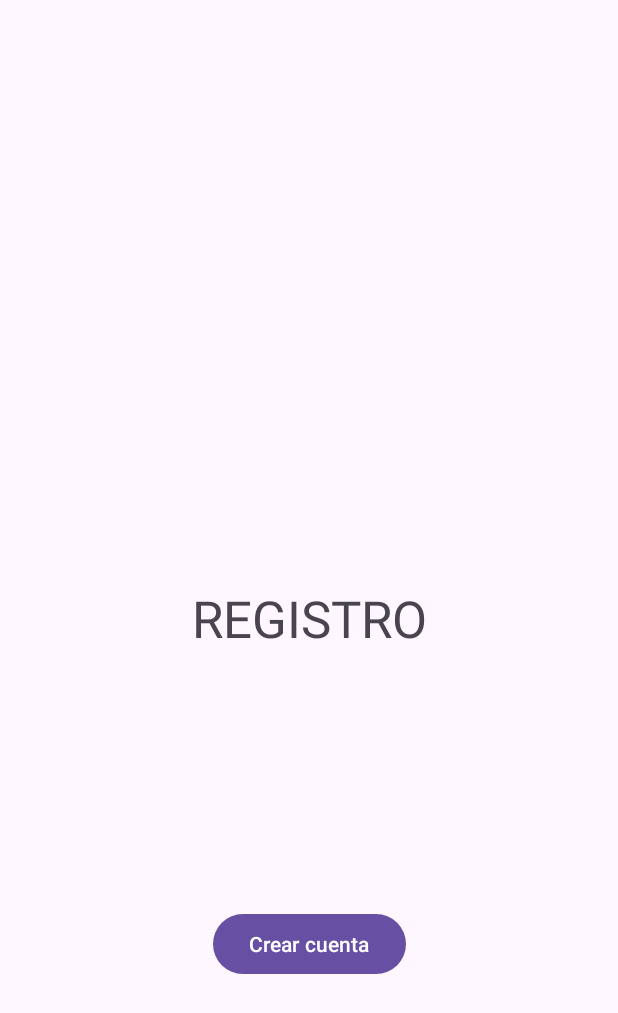
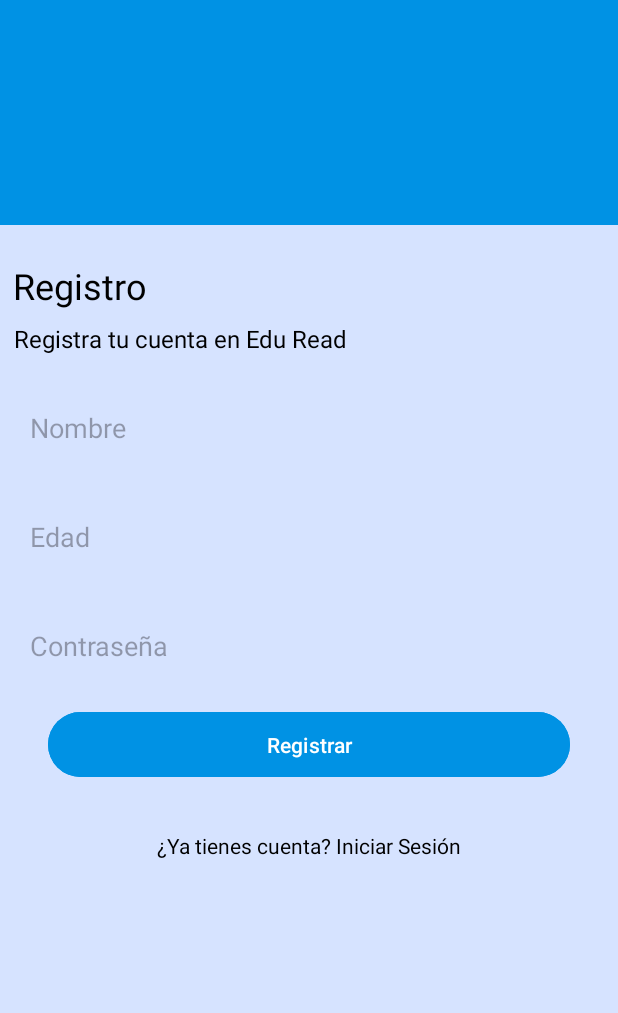
Before and after one commit to alisoben/ProyectoMovil_EduRead, an Android app: the RegisterActivity screen opened directly, with no data from a screen before it, on a phone screen of 412 x 824 dp. Shown: the top 1013 px of the screen. Run offline under Robolectric (Android 15) with nearby library versions, the phone set to English and light mode, and no system bars.

Commit message:
Fix: Register xml

```diff
--- a/app/src/main/java/com/example/eduread/ui/view/RegisterActivity.kt
+++ b/app/src/main/java/com/example/eduread/ui/view/RegisterActivity.kt
@@ -1,6 +1,11 @@
 package com.example.eduread.ui.view
 
+import android.content.Intent
 import android.os.Bundle
+import android.widget.Button
+import android.widget.EditText
+import android.widget.TextView
+import android.widget.Toast
 import androidx.activity.enableEdgeToEdge
 import androidx.appcompat.app.AppCompatActivity
 import androidx.core.view.ViewCompat
@@ -12,10 +17,22 @@ class RegisterActivity : AppCompatActivity() {
         super.onCreate(savedInstanceState)
         enableEdgeToEdge()
         setContentView(R.layout.activity_register)
+
         ViewCompat.setOnApplyWindowInsetsListener(findViewById(R.id.main)) { v, insets ->
             val systemBars = insets.getInsets(WindowInsetsCompat.Type.systemBars())
             v.setPadding(systemBars.left, systemBars.top, systemBars.right, systemBars.bottom)
             insets
         }
+
+        // Referencias a los campos
+       val usernameEditText = findViewById<EditText>(R.id.nameEditText)
+        val ageEditText = findViewById<EditText>(R.id.ageEditText)
+        val passwordEditText = findViewById<EditText>(R.id.passwordEditText)
+        val registerButton = findViewById<Button>(R.id.registerButton)
+
+        // Listener del botón (sin lógica por ahora)
+        registerButton.setOnClickListener {
+            // Aquí iría la lógica de registro con la API en el futuro.
+        }
     }
 }
--- /dev/null
+++ b/app/src/main/res/drawable/rounded_edittext.xml
@@ -0,0 +1,10 @@
+<?xml version="1.0" encoding="utf-8"?>
+<shape xmlns:android="http://schemas.android.com/apk/res/android">
+    <solid android:color="#E5E5E5" />
+    <corners android:radius="8dp" />
+    <padding
+        android:left="8dp"
+        android:right="8dp"
+        android:top="8dp"
+        android:bottom="8dp" />
+</shape>
--- a/app/src/main/res/layout/activity_register.xml
+++ b/app/src/main/res/layout/activity_register.xml
@@ -5,26 +5,127 @@
     android:id="@+id/main"
     android:layout_width="match_parent"
     android:layout_height="match_parent"
-    tools:context=".ui.view.RegisterActivity">
+    tools:context=".ui.view.RegisterActivity"
+    android:padding="16dp"
+    android:background="@color/md_theme_primaryContainer">
 
-    <TextView
-        android:id="@+id/textView5"
-        android:layout_width="wrap_content"
-        android:layout_height="wrap_content"
-        android:text="REGISTRO"
-        android:textSize="34sp"
-        app:layout_constraintBottom_toBottomOf="parent"
+    <!-- Recuadro decorativo -->
+    <View
+        android:id="@+id/headerBox"
+        android:layout_width="match_parent"
+        android:layout_height="150dp"
+        android:background="#0092E4"
         app:layout_constraintEnd_toEndOf="parent"
         app:layout_constraintStart_toStartOf="parent"
         app:layout_constraintTop_toTopOf="parent" />
 
-    <Button
-        android:id="@+id/buttonCrearCuenta"
+    <!-- Título del formulario -->
+
+    <!-- Subtítulo del formulario -->
+
+
+    <!-- Campo de Nombre -->
+    <TextView
+        android:id="@+id/titleText"
         android:layout_width="wrap_content"
         android:layout_height="wrap_content"
-        android:text="Crear cuenta"
-        app:layout_constraintBottom_toBottomOf="parent"
+        android:layout_marginTop="24dp"
+        android:text="Registro"
+        android:textColor="@color/black"
+        android:textSize="24sp"
+        app:layout_constraintEnd_toEndOf="parent"
+        app:layout_constraintHorizontal_bias="0.027"
+        app:layout_constraintStart_toStartOf="parent"
+        app:layout_constraintTop_toBottomOf="@id/headerBox" />
+
+    <TextView
+        android:id="@+id/subtitleText"
+        android:layout_width="wrap_content"
+        android:layout_height="wrap_content"
+        android:layout_marginTop="8dp"
+        android:text="Registra tu cuenta en Edu Read"
+        android:textColor="@color/black"
+        android:textSize="16sp"
+        app:layout_constraintEnd_toEndOf="parent"
+        app:layout_constraintHorizontal_bias="0.05"
+        app:layout_constraintStart_toStartOf="parent"
+        app:layout_constraintTop_toBottomOf="@id/titleText" />
+
+    <EditText
+        android:id="@+id/nameEditText"
+        android:layout_width="0dp"
+        android:layout_height="wrap_content"
+        android:layout_marginStart="8dp"
+        android:layout_marginTop="24dp"
+        android:layout_marginEnd="8dp"
+        android:background="@drawable/rounded_edittext"
+        android:backgroundTint="@android:color/transparent"
+        android:hint="Nombre"
+        android:inputType="text"
+        android:padding="12dp"
         app:layout_constraintEnd_toEndOf="parent"
         app:layout_constraintStart_toStartOf="parent"
-        app:layout_constraintTop_toBottomOf="@+id/textView5" />
+        app:layout_constraintTop_toBottomOf="@id/subtitleText" />
+
+    <!-- Campo de Edad -->
+    <EditText
+        android:id="@+id/ageEditText"
+        android:layout_width="0dp"
+        android:layout_height="wrap_content"
+        android:layout_marginStart="8dp"
+        android:layout_marginTop="24dp"
+        android:background="@drawable/rounded_edittext"
+        android:backgroundTint="@android:color/transparent"
+        android:hint="Edad"
+        android:inputType="number"
+        android:padding="12dp"
+        app:layout_constraintEnd_toEndOf="parent"
+        app:layout_constraintStart_toStartOf="parent"
+        app:layout_constraintTop_toBottomOf="@id/nameEditText" />
+
+    <!-- Campo de Contraseña -->
+    <EditText
+        android:id="@+id/passwordEditText"
+        android:layout_width="0dp"
+        android:layout_height="wrap_content"
+        android:layout_marginStart="8dp"
+        android:layout_marginTop="24dp"
+        android:layout_marginEnd="8dp"
+        android:background="@drawable/rounded_edittext"
+        android:backgroundTint="@android:color/transparent"
+        android:hint="Contraseña"
+        android:inputType="textPassword"
+        android:padding="12dp"
+        app:layout_constraintEnd_toEndOf="parent"
+        app:layout_constraintStart_toStartOf="parent"
+        app:layout_constraintTop_toBottomOf="@id/ageEditText" />
+
+    <!-- Botón de Registrar -->
+    <Button
+        android:id="@+id/registerButton"
+        android:layout_width="0dp"
+        android:layout_height="wrap_content"
+        android:layout_marginStart="32dp"
+        android:layout_marginTop="16dp"
+        android:layout_marginEnd="32dp"
+        android:backgroundTint="#0092E4"
+        android:padding="12dp"
+        android:text="Registrar"
+        android:textColor="@android:color/white"
+        app:layout_constraintEnd_toEndOf="parent"
+        app:layout_constraintStart_toStartOf="parent"
+        app:layout_constraintTop_toBottomOf="@id/passwordEditText" />
+
+    <!-- Subtexto para iniciar sesión -->
+    <TextView
+        android:id="@+id/loginSubText"
+        android:layout_width="wrap_content"
+        android:layout_height="wrap_content"
+        android:layout_marginTop="32dp"
+        android:text="¿Ya tienes cuenta? Iniciar Sesión"
+        android:textColor="@color/black"
+        android:textSize="14sp"
+        app:layout_constraintEnd_toEndOf="parent"
+        app:layout_constraintStart_toStartOf="parent"
+        app:layout_constraintTop_toBottomOf="@id/registerButton" />
 </androidx.constraintlayout.widget.ConstraintLayout>
```
